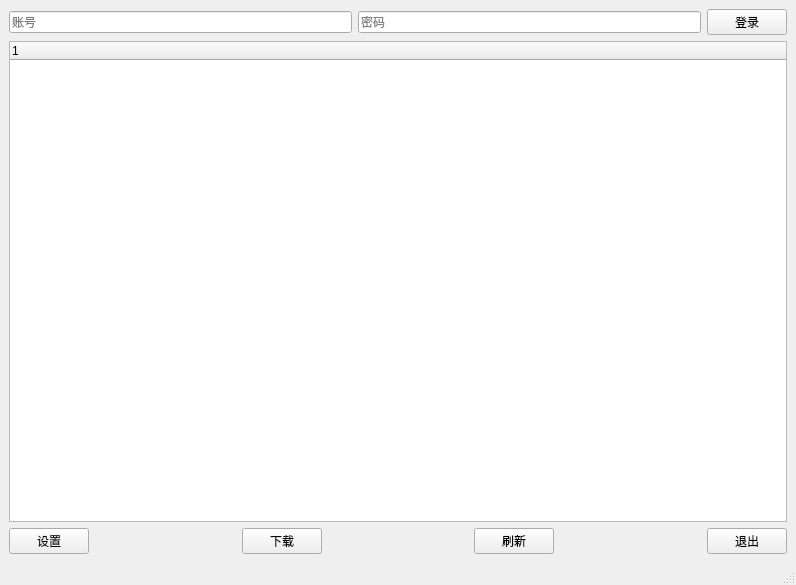
fanjinshan/teachMonitorSystem, file fileTransfer_client/client.ui: the form before one commit.
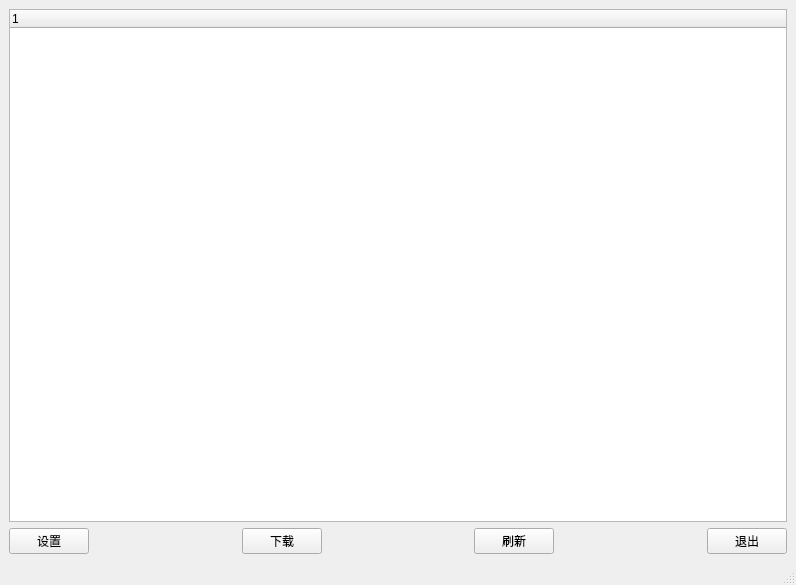
The form after the commit.

The edit to the form file:
```diff
--- a/fileTransfer_client/client.ui
+++ b/fileTransfer_client/client.ui
@@ -16,29 +16,7 @@
   <widget class="QWidget" name="centralwidget">
    <layout class="QVBoxLayout" name="verticalLayout">
     <item>
-     <layout class="QHBoxLayout" name="horizontalLayout">
-      <item>
-       <widget class="QLineEdit" name="account">
-        <property name="placeholderText">
-         <string>账号</string>
-        </property>
-       </widget>
-      </item>
-      <item>
-       <widget class="QLineEdit" name="passwordEdit">
-        <property name="placeholderText">
-         <string>密码</string>
-        </property>
-       </widget>
-      </item>
-      <item>
-       <widget class="QPushButton" name="loginBt">
-        <property name="text">
-         <string>登录</string>
-        </property>
-       </widget>
-      </item>
-     </layout>
+     <layout class="QHBoxLayout" name="horizontalLayout"/>
     </item>
     <item>
      <widget class="QTreeWidget" name="fileList">
```
